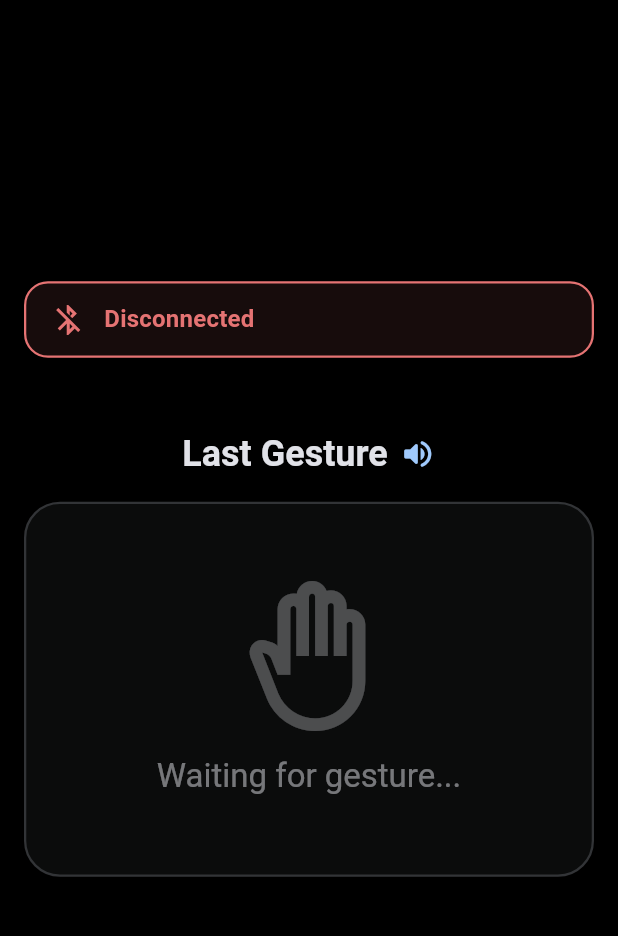
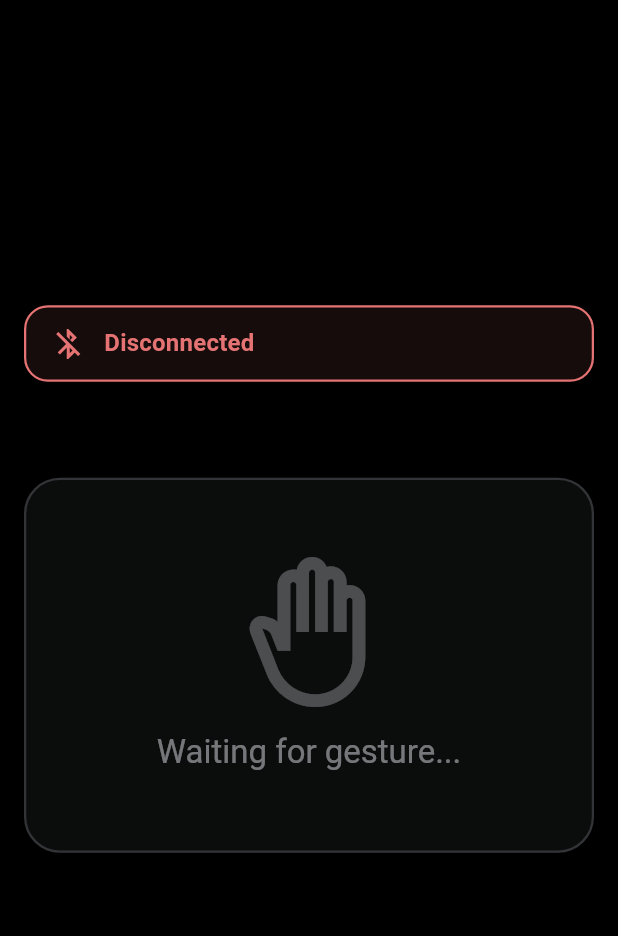
Before and after one commit to Abdul-Raqeeb13/gesture_glove_app, a Flutter app: the screen it shows after launch, on a phone screen of 412 x 824 dp, the part 63-999 px from its top. Run offline on Flutter 3.47's test engine with Material 3 defaults, Android fonts, the phone set to English and light mode, and no system bars; our stand-ins replace flutter_bluetooth_serial, flutter_tts, permission_handler, shared_preferences; generated files the repository leaves out were written again.

Commit message:
Working code

```diff
--- a/lib/my_app.dart
+++ b/lib/my_app.dart
@@ -21,8 +21,8 @@ class MyApp extends StatelessWidget {
     final localeProvider = context.watch<LocaleProvider>();
 
     return MaterialApp(
-      title: 'Gesture Glove App', // Updated title
-
+      title: 'Glovox', // Updated title
+      debugShowCheckedModeBanner: false,
       // --- Localization ---
       locale: localeProvider.locale,
       supportedLocales: L10n.all,
--- a/lib/pages/gesture_display_page.dart
+++ b/lib/pages/gesture_display_page.dart
@@ -77,30 +77,30 @@ class GestureDisplayPage extends StatelessWidget {
             const SizedBox(height: 48),
 
             // Gesture Display Header
-            Row(
-              mainAxisAlignment: MainAxisAlignment.center,
-              children: [
-                Text(
-                  l.lastGesture,
-                  style: Theme.of(context).textTheme.headlineSmall?.copyWith(
-                        fontWeight: FontWeight.bold,
-                      ),
-                ),
-                const SizedBox(width: 8),
-                if (ttsProvider.isTtsEnabled)
-                  Icon(
-                    Icons.volume_up_rounded,
-                    color: colorScheme.primary,
-                    size: 24,
-                  )
-                else
-                  Icon(
-                    Icons.volume_off_rounded,
-                    color: colorScheme.onSurface.withOpacity(0.3),
-                    size: 24,
-                  ),
-              ],
-            ),
+            // Row(
+            //   mainAxisAlignment: MainAxisAlignment.center,
+            //   children: [
+            //     Text(
+            //       l.lastGesture,
+            //       style: Theme.of(context).textTheme.headlineSmall?.copyWith(
+            //             fontWeight: FontWeight.bold,
+            //           ),
+            //     ),
+            //     const SizedBox(width: 8),
+            //     if (ttsProvider.isTtsEnabled)
+            //       Icon(
+            //         Icons.volume_up_rounded,
+            //         color: colorScheme.primary,
+            //         size: 24,
+            //       )
+            //     else
+            //       Icon(
+            //         Icons.volume_off_rounded,
+            //         color: colorScheme.onSurface.withOpacity(0.3),
+            //         size: 24,
+            //       ),
+            //   ],
+            // ),
             const SizedBox(height: 16),
 
             // Main Gesture Display
@@ -165,31 +165,31 @@ class GestureDisplayPage extends StatelessWidget {
                         color: colorScheme.outline.withOpacity(0.3),
                       ),
                     ),
-                    child: Column(
-                      crossAxisAlignment: CrossAxisAlignment.start,
-                      children: [
-                        Text(
-                          "Debug Info:",
-                          style:
-                              Theme.of(context).textTheme.labelSmall?.copyWith(
-                                    fontWeight: FontWeight.bold,
-                                  ),
-                        ),
-                        const SizedBox(height: 4),
-                        Text(
-                          "• Gesture: \"$gesture\"",
-                          style: Theme.of(context).textTheme.bodySmall,
-                        ),
-                        Text(
-                          "• TTS Enabled: ${ttsProvider.isTtsEnabled}",
-                          style: Theme.of(context).textTheme.bodySmall,
-                        ),
-                        Text(
-                          "• Connected: $isConnected",
-                          style: Theme.of(context).textTheme.bodySmall,
-                        ),
-                      ],
-                    ),
+                    // child: Column(
+                    //   crossAxisAlignment: CrossAxisAlignment.start,
+                    //   children: [
+                    //     Text(
+                    //       "Debug Info:",
+                    //       style:
+                    //           Theme.of(context).textTheme.labelSmall?.copyWith(
+                    //                 fontWeight: FontWeight.bold,
+                    //               ),
+                    //     ),
+                    //     const SizedBox(height: 4),
+                    //     Text(
+                    //       "• Gesture: \"$gesture\"",
+                    //       style: Theme.of(context).textTheme.bodySmall,
+                    //     ),
+                    //     Text(
+                    //       "• TTS Enabled: ${ttsProvider.isTtsEnabled}",
+                    //       style: Theme.of(context).textTheme.bodySmall,
+                    //     ),
+                    //     Text(
+                    //       "• Connected: $isConnected",
+                    //       style: Theme.of(context).textTheme.bodySmall,
+                    //     ),
+                    //   ],
+                    // ),
                   ),
                 ],
               ),
```
